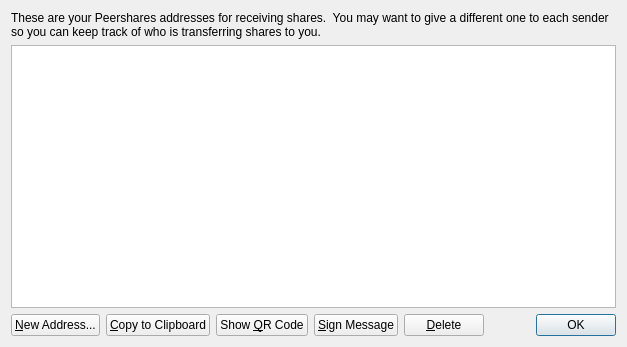
This is src/qt/forms/addressbookpage.ui in 5chain/ftcoin as Qt 5 draws it before an edit. The edited form follows.
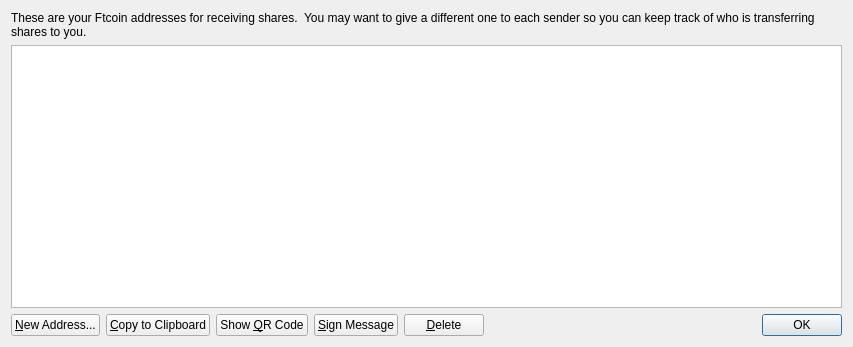
This is the edited form. Icons and pictures are not drawn.

```diff
--- a/src/qt/forms/addressbookpage.ui
+++ b/src/qt/forms/addressbookpage.ui
@@ -6,7 +6,7 @@
    <rect>
     <x>0</x>
     <y>0</y>
-    <width>627</width>
+    <width>853</width>
     <height>347</height>
    </rect>
   </property>
@@ -17,7 +17,7 @@
    <item>
     <widget class="QLabel" name="labelExplanation">
      <property name="text">
-      <string>These are your Peershares addresses for receiving shares.  You may want to give a different one to each sender so you can keep track of who is transferring shares to you.</string>
+      <string>These are your Ftcoin addresses for receiving shares.  You may want to give a different one to each sender so you can keep track of who is transferring shares to you.</string>
      </property>
      <property name="textFormat">
       <enum>Qt::AutoText</enum>
```
